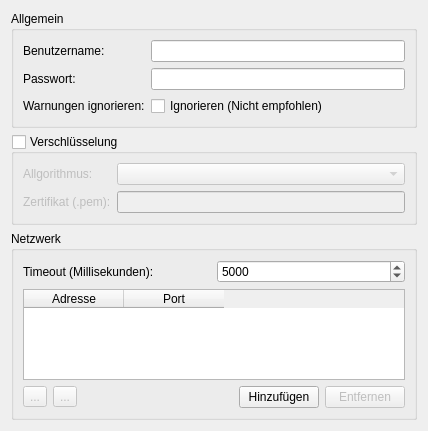
Before: the Qt Designer form ui/networksettingsdlg.ui in KDE/simon, drawn with Qt 5.
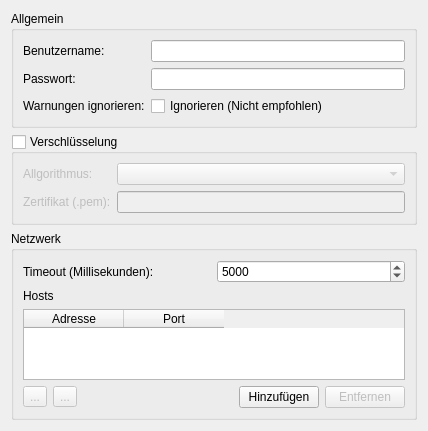
After: the same form once the commit is applied. Icons and pictures are not drawn.

```diff
--- a/ui/networksettingsdlg.ui
+++ b/ui/networksettingsdlg.ui
@@ -137,6 +137,16 @@
         </item>
        </layout>
       </item>
+      <item>
+       <widget class="QLabel" name="lbHosts" >
+        <property name="text" >
+         <string>Hosts</string>
+        </property>
+        <property name="buddy" >
+         <cstring>twJuliusAddresses</cstring>
+        </property>
+       </widget>
+      </item>
       <item>
        <widget class="QTableWidget" name="twJuliusAddresses" >
         <property name="alternatingRowColors" >
```
Left out of the diff: 12 changed lines with no effect on the pictures.
